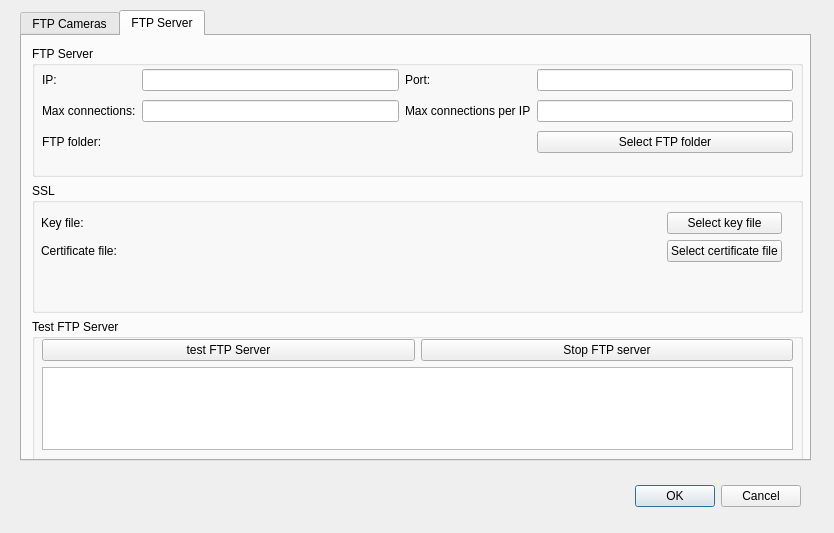
Above: wadas/ui/qt/configure_ftp_cameras.ui from stefanodellosa-personal/WADAS before the change. Below: the same form after it.
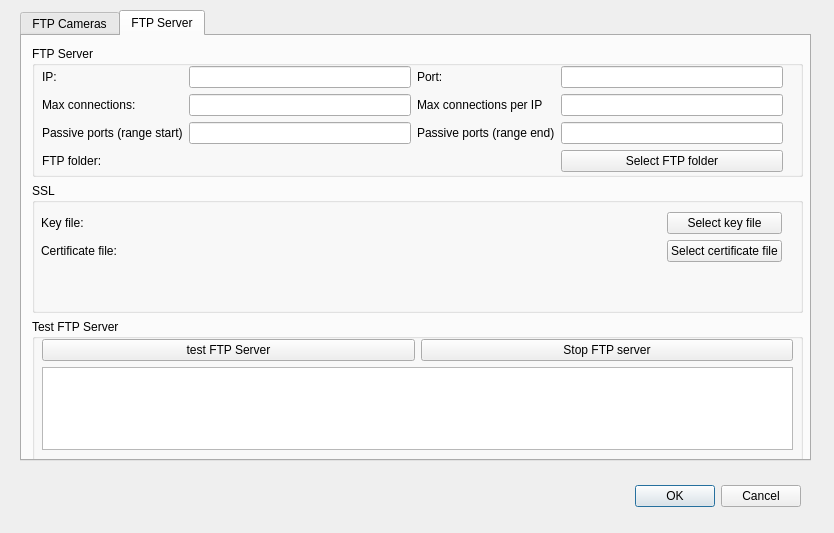
That is the form after the change. The open tabs and pages were chosen to show the change.

Commit message:
added port list for pasv connection (#70)
* added port list for pasv connection

* Added passive ports in UI, removed bug in accept_n_close method

* Fixed serialization issue with range() operator loosing end port value

* fixed ftps server test, refactor of validate ftp UI

TODO: add check for number in integer input fields (dialog)

* improved verification of passive ports

---------

```diff
--- a/wadas/ui/qt/configure_ftp_cameras.ui
+++ b/wadas/ui/qt/configure_ftp_cameras.ui
@@ -138,20 +138,11 @@
              <rect>
               <x>10</x>
               <y>20</y>
-              <width>751</width>
-              <height>91</height>
+              <width>741</width>
+              <height>107</height>
              </rect>
             </property>
             <layout class="QGridLayout" name="gridLayout_3">
-             <item row="2" column="1">
-              <widget class="QLineEdit" name="lineEdit_max_conn"/>
-             </item>
-             <item row="0" column="3">
-              <widget class="QLineEdit" name="lineEdit_port"/>
-             </item>
-             <item row="2" column="3">
-              <widget class="QLineEdit" name="lineEdit_max_conn_ip"/>
-             </item>
              <item row="2" column="0">
               <widget class="QLabel" name="label_5">
                <property name="text">
@@ -159,13 +150,46 @@
                </property>
               </widget>
              </item>
-             <item row="3" column="3">
+             <item row="0" column="0">
+              <widget class="QLabel" name="label_3">
+               <property name="text">
+                <string>IP:</string>
+               </property>
+              </widget>
+             </item>
+             <item row="2" column="3">
+              <widget class="QLineEdit" name="lineEdit_max_conn_ip"/>
+             </item>
+             <item row="4" column="3">
               <widget class="QPushButton" name="pushButton_select_FTPserver_folder">
                <property name="text">
                 <string>Select FTP folder</string>
                </property>
               </widget>
              </item>
+             <item row="4" column="0">
+              <widget class="QLabel" name="label_10">
+               <property name="text">
+                <string>FTP folder:</string>
+               </property>
+              </widget>
+             </item>
+             <item row="0" column="3">
+              <widget class="QLineEdit" name="lineEdit_port"/>
+             </item>
+             <item row="4" column="1" colspan="2">
+              <widget class="QLabel" name="label_FTPServer_path">
+               <property name="text">
+                <string/>
+               </property>
+              </widget>
+             </item>
+             <item row="2" column="1">
+              <widget class="QLineEdit" name="lineEdit_max_conn"/>
+             </item>
+             <item row="0" column="1">
+              <widget class="QLineEdit" name="lineEdit_ip"/>
+             </item>
              <item row="2" column="2">
               <widget class="QLabel" name="label_6">
                <property name="text">
@@ -180,29 +204,25 @@
                </property>
               </widget>
              </item>
-             <item row="0" column="1">
-              <widget class="QLineEdit" name="lineEdit_ip"/>
-             </item>
              <item row="3" column="0">
-              <widget class="QLabel" name="label_10">
+              <widget class="QLabel" name="label_7">
                <property name="text">
-                <string>FTP folder:</string>
+                <string>Passive ports (range start)</string>
                </property>
               </widget>
              </item>
-             <item row="0" column="0">
-              <widget class="QLabel" name="label_3">
+             <item row="3" column="2">
+              <widget class="QLabel" name="label_8">
                <property name="text">
-                <string>IP:</string>
+                <string>Passive ports (range end)</string>
                </property>
               </widget>
              </item>
-             <item row="3" column="1" colspan="2">
-              <widget class="QLabel" name="label_FTPServer_path">
-               <property name="text">
-                <string/>
-               </property>
-              </widget>
+             <item row="3" column="1">
+              <widget class="QLineEdit" name="lineEdit_passive_port_range_start"/>
+             </item>
+             <item row="3" column="3">
+              <widget class="QLineEdit" name="lineEdit_passive_port_range_end"/>
              </item>
             </layout>
            </widget>
```
The commit also changes 4 other files.
